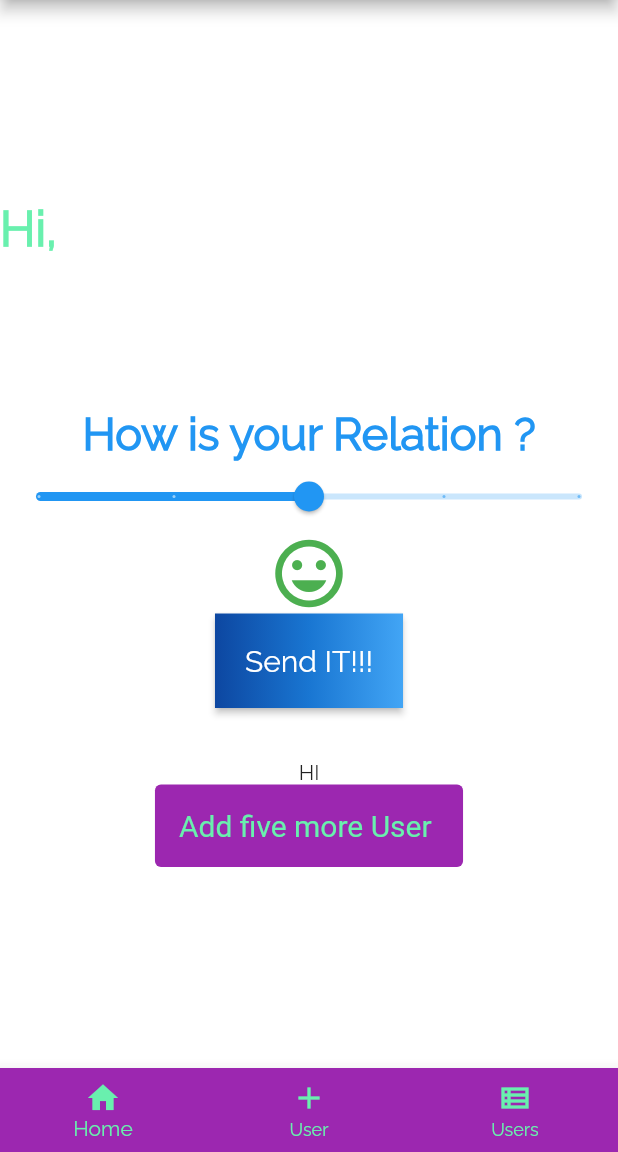
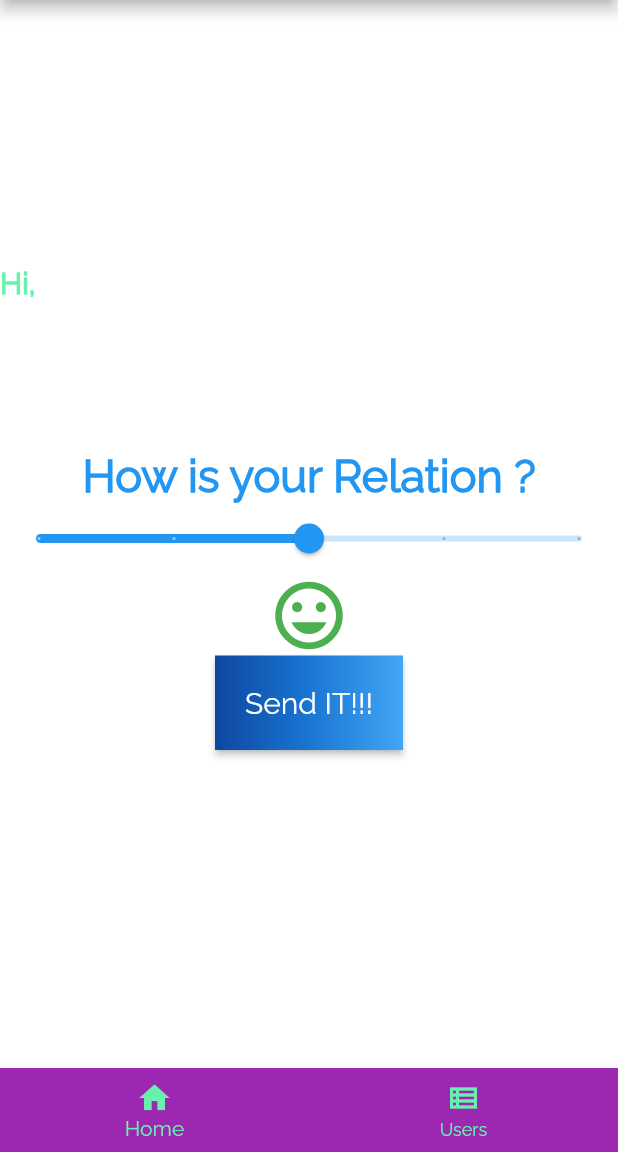
Before and after one commit to FedericoRodriguez/flutter-express, a Flutter app: the screen it shows after launch, on a phone screen of 412 x 824 dp, the part 84-1236 px from its top. Run offline on Flutter 3.47's test engine with Material 2 defaults, Android fonts, the phone set to English and light mode, and no system bars; our stand-ins replace flutter_local_notifications, shared_preferences; missing offline and left inert: flutter_session.

Commit message:
Bugfix for Feature builders. Adding Admin session. Bugfix update user refresh state.

```diff
--- a/flutter_app/lib/screens/Login.dart
+++ b/flutter_app/lib/screens/Login.dart
@@ -48,6 +48,7 @@ class _LoginPageState extends State<LoginPage> {
               //saveSessionData(context, data['data']),
               print('Session value: , ${await FlutterSession().get('authToken')}'),
               await FlutterSession().set('authToken', data['data']['email']),
+              await FlutterSession().set('isAdmin', data['data']['isAdmin']),
               await Navigator.pushReplacementNamed(context,'/'),
             }
           else if (data['status'] == "500")
--- a/flutter_app/lib/screens/RealationSlider.dart
+++ b/flutter_app/lib/screens/RealationSlider.dart
@@ -1,7 +1,5 @@
 import 'package:flutter/material.dart';
-import 'package:flutter_app/widgets/text_icon.dart';
 import 'package:flutter_app/widgets/feels_icon.dart';
-//import 'package:flutter_app/models/user.dart';
 import 'package:flutter_local_notifications/flutter_local_notifications.dart';
 import 'package:http/http.dart' as http;
 import 'dart:convert';
@@ -17,14 +15,15 @@ class _RelationSlider extends State<RelationSlider> {
   bool _isClicked = false;
   String username = "Fede";
   Map<String, dynamic> data = {};
-
   Map<String, String> newUser = {};
+  late Future userFuture;
 
   final FlutterLocalNotificationsPlugin fltrNotification =
       FlutterLocalNotificationsPlugin();
   @override
   void initState() {
     super.initState();
+    userFuture = _getOneUser();
 
     // Future<dynamic> _userFuture = Future<dynamic>.value(getUser());
     const AndroidInitializationSettings androidInitialize =
@@ -56,11 +55,11 @@ class _RelationSlider extends State<RelationSlider> {
 
     fltrNotification.show(
         1,
-        "Lovemeter in: ",
+        "\u2764\u2764\u2764Lovemeter in: ",
         _currentSliderValue.toInt().toString() + " %",
         generalNotificationDetails);
   }
-
+/*
   Widget createListView(BuildContext context, AsyncSnapshot snapshot) {
     var values = snapshot.data;
     return SizedBox(
@@ -86,13 +85,13 @@ class _RelationSlider extends State<RelationSlider> {
       ),
     );
   }
-
+*/
   Future _updateUserDBState() async {
     //update the user data with the new value from the slider
     // _currentSliderValue
     dynamic _email = await FlutterSession().get("authToken");
     String score = _currentSliderValue.toInt().toString();
-
+    print('Update score...${score}');
     Future<http.Response> response =
         http.put(Uri.http("10.0.2.2:4000", "/api/users/update"),
             headers: <String, String>{
@@ -118,6 +117,12 @@ class _RelationSlider extends State<RelationSlider> {
                   print('Backend message, ${data['message']}!'),
                   print('Start sending notification...'),
                   _showNotification(),
+
+                  print('The updated user:, ${data['user']}!'),
+                setState(() {
+                  _currentSliderValue = double.parse(data['user']['score']);
+                  //_userFuture = getUser();
+                  }),
                 }
               else if (data['status'] == "500")
                 {print('Backend message Error: , ${data['message']}!')}
@@ -129,20 +134,30 @@ class _RelationSlider extends State<RelationSlider> {
     // debugPrint(response);
   }
 
-  Future getUsersData() async {
-    /*  List<User> _userData = await DBProvider.db.getUser();
-    return _userData;
+  Future _getOneUser()  async{
+    FlutterSession().get('authToken').then((result){
+      String _email = result;
+      Future<http.Response> response =
+      http.get(Uri.parse('http://10.0.2.2:4000/api/users?email=${_email}'));
+      response.then((value) => {
+        print('Get user  account...'),
+        data = jsonDecode(value.body),
+        if (data['status'] == "200")
+          {
+            print('Dataaaaaa, ${data['data']}!'),
+            print('Backend message, ${data['message']}!'),
+            setState(() {
+              _currentSliderValue = double.parse(data['data']['score']);
+            }),
+          }
+        else if (data['status'] == "500")
+          {print('Backend message Error: , ${data['message']}!')}
+      });
+      response.catchError((onError) => {print('Servers Down!')});
+    });
 
-   */
-    /*final Future futureDB = dbconn.initDB();
-    return futureDB.then((db) {
-      Future<List<Trans>> futureTrans = dbconn.trans();
-      futureTrans.then((transList) {
-        setState(() {
-          this.transList = transList;
-        });
-      });
-    });*/
+    // print('Howdy, ${data['users']}!');
+    // debugPrint(response);
   }
 
   @override
@@ -178,12 +193,6 @@ class _RelationSlider extends State<RelationSlider> {
                 setState(() {
                   _isClicked = true;
                 });
-                /* var newDBUser = User(
-                    username: username, score: _currentSliderValue.toString());
-
-                DBProvider.db.newUser(newDBUser);
-
-                */
                 _updateUserDBState();
               },
               textColor: Colors.white,
@@ -230,27 +239,6 @@ class _RelationSlider extends State<RelationSlider> {
                                     : Colors.red,
                     fontWeight: FontWeight.bold))),
       ),
-      Padding(
-          padding: EdgeInsets.only(top: 0.0, bottom: 0.0),
-          child: FutureBuilder(
-            future: getUsersData(),
-            initialData: [],
-            builder: (context, snapshot) {
-              if (snapshot.data != null && snapshot.connectionState != null)
-                return createListView(context, snapshot);
-
-              return Text('HI');
-              /*if (snapshot != null && snapshot.connectionState != null) {
-                if (!newUser.containsKey('username')) {
-                  newUser = Map<String, String>.from(snapshot.data);
-                }
-                return createListView(context, snapshot);
-               //return Column(children: <Widget>[createListView]);
-              } else {
-                return Text('HI');
-              }*/
-            },
-          ))
     ]);
   }
 }
--- a/flutter_app/lib/screens/home.dart
+++ b/flutter_app/lib/screens/home.dart
@@ -18,8 +18,31 @@ class HomePage extends StatefulWidget {
 
 class _HomePageState extends State<HomePage> {
   int _selectedIndex = 0;
+  late Future userLoggedIn;
+  late Future isAdmin;
+  Map<String, dynamic> data = {};
+
+
+  @override
+  void initState() {
+    super.initState();
+    userLoggedIn = _getUserToken();
+    isAdmin = _getIsAdmin();
+  }
+
+
+  _getUserToken() async{
+    return FlutterSession().get('authToken');
+  }
+
+  _getIsAdmin() async{
+  return  FlutterSession().get('isAdmin');
+  }
 
   void _onItemTapped(int index) {
+
+    isAdmin.then((res){
+      if(res != null && res == true){
         setState(() {
           _selectedIndex = index;
           //routing
@@ -29,6 +52,19 @@ class _HomePageState extends State<HomePage> {
               ? _goToUsersList(context)
               : false;
         });
+      } else {
+        setState(() {
+          _selectedIndex = index;
+          //routing
+          index == 1
+              ? _goToUsersList(context)
+              :false;
+        });
+      }
+    });
+
+
+
   }
 
   @override
@@ -46,15 +82,23 @@ class _HomePageState extends State<HomePage> {
       ),
       body: _buildHome(context),
       bottomNavigationBar: FutureBuilder(
-          future: FlutterSession().get('authToken'),
-          builder: (context, snapshot) {
-            if (snapshot.hasData && snapshot.data != '') {
+          future: Future.wait([userLoggedIn,isAdmin]),
+          builder: (context, AsyncSnapshot<List<dynamic>> snapshot) {
+            if (!snapshot.hasData) {
+              return CircularProgressIndicator();
+            }
+            var token = snapshot.data![0];
+            var admin = snapshot.data![1];
+
+            if (token != null && admin == true) {
               return BottomNavigationBar(
                   items: const <BottomNavigationBarItem>[
+
                     BottomNavigationBarItem(
                       icon: Icon(Icons.home),
                       label: 'Home',
                     ),
+
                     BottomNavigationBarItem(
                       icon: Icon(Icons.add),
                       label: 'User',
@@ -63,6 +107,26 @@ class _HomePageState extends State<HomePage> {
                       icon: Icon(Icons.view_list_outlined),
                       label: 'Users',
                     ),
+
+                  ],
+                  currentIndex: _selectedIndex,
+                  selectedItemColor: Colors.greenAccent,
+                  unselectedItemColor: Colors.greenAccent,
+                  onTap: _onItemTapped,
+                  backgroundColor: Colors.purple);
+            } else if(token != null  && admin != true) {
+              return BottomNavigationBar(
+                  items: const <BottomNavigationBarItem>[
+
+                    BottomNavigationBarItem(
+                      icon: Icon(Icons.home),
+                      label: 'Home',
+                    ),
+                    BottomNavigationBarItem(
+                      icon: Icon(Icons.view_list_outlined),
+                      label: 'Users',
+                    ),
+
                   ],
                   currentIndex: _selectedIndex,
                   selectedItemColor: Colors.greenAccent,
@@ -77,9 +141,16 @@ class _HomePageState extends State<HomePage> {
 
   Widget _buildHome(context) {
     return FutureBuilder(
-        future: FlutterSession().get('authToken'),
-        builder: (context, snapshot) {
-          if (snapshot.hasData && snapshot.data != '') {
+        future: Future.wait([userLoggedIn,isAdmin]),
+        builder: (context, AsyncSnapshot<List<dynamic>> snapshot) {
+          if (!snapshot.hasData) {
+            return CircularProgressIndicator();
+          }
+          var token = snapshot.data![0];
+          var admin = snapshot.data![1];
+          print('TOKEN: , ${token}!');
+          print('ADMIN: , ${admin}!');
+          if (token != null && admin == true) {
             //snapshot.connectionState //ConnectionState.done ///ConnectionState.waiting
             print('Home Logged in: , ${snapshot.data}!');
             return Column(
@@ -100,6 +171,16 @@ class _HomePageState extends State<HomePage> {
                     ),
                     onPressed: () => _addFiveMoreUsers(context),
                   ),
+                ]);
+          } else if(token != null && admin != true) {
+            //snapshot.connectionState //ConnectionState.done ///ConnectionState.waiting
+            print('Home Logged in: , ${snapshot.data}!');
+            return Column(
+                mainAxisAlignment: MainAxisAlignment.center,
+                children: [
+                  TextWelcome(true),
+                  SizedBox(height: 100),
+                  RelationSlider(),
                 ]);
           } else {
             return Column(
--- a/flutter_app/lib/widgets/icon_account.dart
+++ b/flutter_app/lib/widgets/icon_account.dart
@@ -35,6 +35,7 @@ class IconAccount extends StatelessWidget {
   }
   _logoutAccount(context) async {
     FlutterSession().set('authToken', '');
+    FlutterSession().set('isAdmin', '');
     SharedPreferences preferences = await SharedPreferences.getInstance();
     await preferences.clear();
     await Navigator.pushReplacementNamed(context, HomePage.ROUTE_ID);
--- a/flutter_app/lib/widgets/text_welcome.dart
+++ b/flutter_app/lib/widgets/text_welcome.dart
@@ -15,7 +15,7 @@ class TextWelcome extends StatelessWidget {
             builder: (context, snapshot) {
               if (snapshot.hasData && snapshot.data != '' && this.named) {
                 return  Expanded(flex: 1,
-                  child: Text('Hi, ${snapshot.data.toString()}',style: TextStyle(fontWeight: FontWeight.bold, color: Colors.greenAccent, fontSize:32,),),
+                  child: Text('Hi, ${snapshot.data.toString()}',style: TextStyle(fontWeight: FontWeight.bold, color: Colors.greenAccent, fontSize:20,),),
                 );
               } else if (snapshot.hasData && snapshot.data != '') {
                 return Row(
```
Also changed, not shown: 1 other file. Lines whose indentation alone changed are shown as unchanged.
